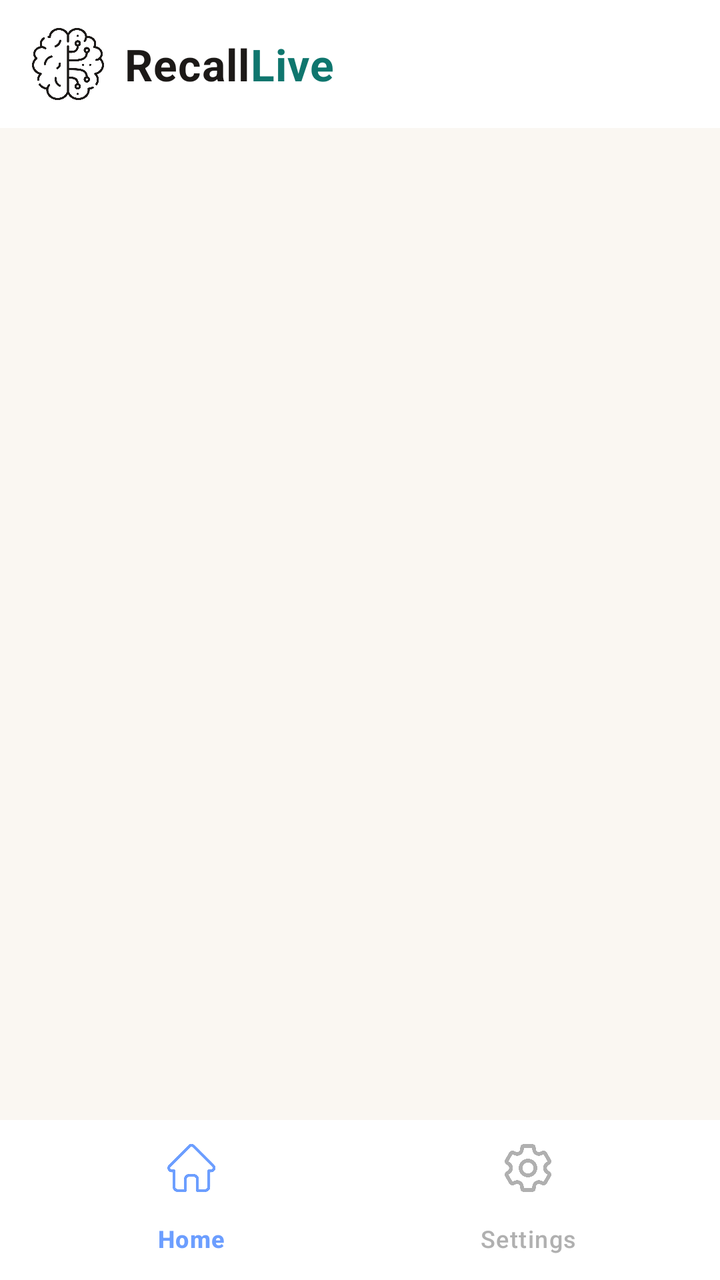
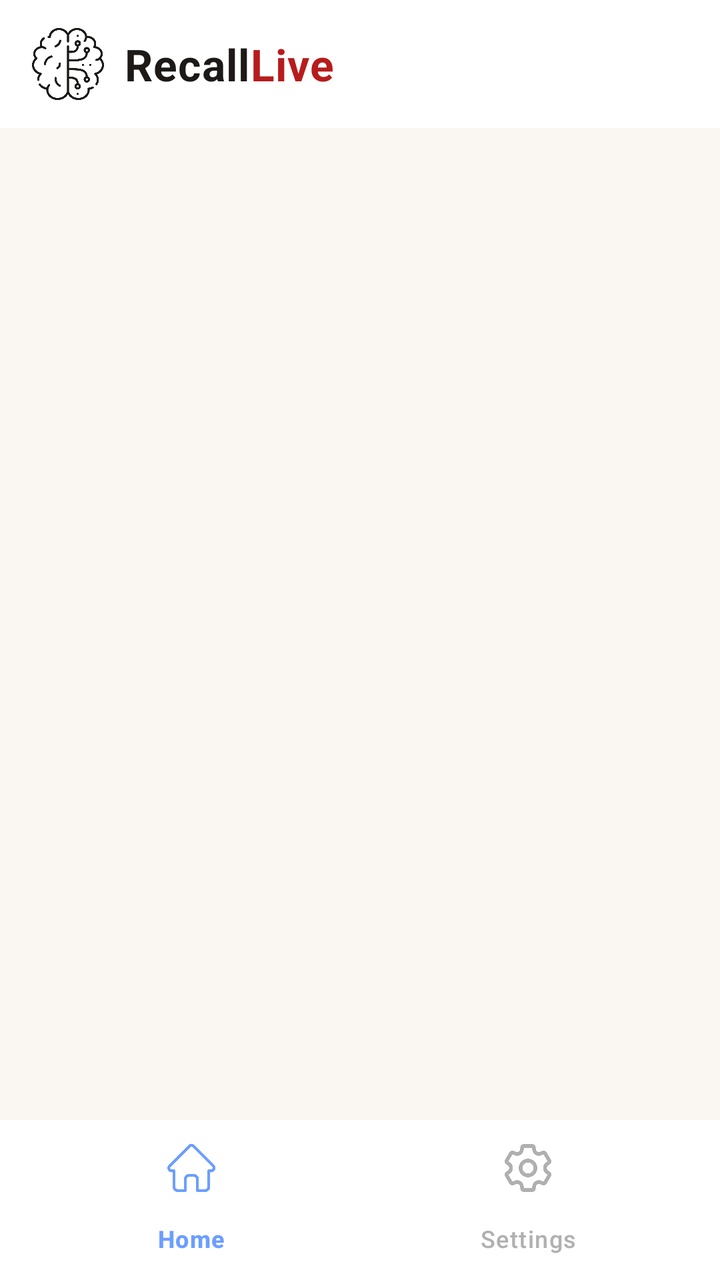

An Android layout rendered at two revisions. The XML below is the earlier revision; the diff shows what the commit changed to produce the second picture.
<!-- AndroidManifest.xml: application theme Theme.RecallLive -->
<!-- res/layout/activity_guardianmain.xml -->
<?xml version="1.0" encoding="utf-8"?>
<androidx.constraintlayout.widget.ConstraintLayout xmlns:android="http://schemas.android.com/apk/res/android"
    xmlns:tools="http://schemas.android.com/tools"
    android:layout_width="match_parent"
    xmlns:app="http://schemas.android.com/apk/res-auto"
    android:layout_height="match_parent"
    android:background="#FAF7F2">

    
    <androidx.appcompat.widget.Toolbar
        android:id="@+id/toolbar"
        android:layout_width="match_parent"
        android:layout_height="?attr/actionBarSize"
        android:background="#FFFFFF"
        android:elevation="8dp"
        app:layout_constraintEnd_toEndOf="parent"
        app:layout_constraintStart_toStartOf="parent"
        app:layout_constraintTop_toTopOf="parent"
        app:menu="@menu/top_menu">

        
        <androidx.constraintlayout.widget.ConstraintLayout
            android:layout_width="match_parent"
            android:layout_height="match_parent">

            
            <ImageView
                android:id="@+id/iv_logo"
                android:layout_width="36dp"
                android:layout_height="36dp"
                android:src="@drawable/brain"
                app:layout_constraintBottom_toBottomOf="parent"
                app:layout_constraintStart_toStartOf="parent"
                app:layout_constraintTop_toTopOf="parent"
                app:tint="#1C1917" />

            <TextView
                android:id="@+id/tv_app_name"
                android:layout_width="wrap_content"
                android:layout_height="wrap_content"
                android:layout_marginStart="10dp"
                android:text="Recall"
                android:textColor="#1C1917"
                android:textSize="22sp"
                android:textStyle="bold"
                android:letterSpacing="0.02"
                app:layout_constraintBottom_toBottomOf="parent"
                app:layout_constraintStart_toEndOf="@id/iv_logo"
                app:layout_constraintTop_toTopOf="parent" />

            <TextView
                android:id="@+id/tv_app_name_live"
                android:layout_width="wrap_content"
                android:layout_height="wrap_content"
                android:text="Live"
                android:textColor="#0F766E"
                android:textSize="22sp"
                android:textStyle="bold"
                android:letterSpacing="0.02"
                app:layout_constraintBottom_toBottomOf="parent"
                app:layout_constraintStart_toEndOf="@id/tv_app_name"
                app:layout_constraintTop_toTopOf="parent" />

        </androidx.constraintlayout.widget.ConstraintLayout>

    </androidx.appcompat.widget.Toolbar>

    <com.google.android.material.bottomnavigation.BottomNavigationView
        android:id="@+id/bottom_navigation"
        android:layout_width="match_parent"
        android:layout_height="wrap_content"
        android:background="#FFFFFF"
        android:elevation="8dp"
        app:itemIconTint="@color/bottom_nav_color"
        app:itemTextColor="@color/bottom_nav_color"
        app:labelVisibilityMode="labeled"
        app:layout_constraintBottom_toBottomOf="parent"
        app:layout_constraintEnd_toEndOf="parent"
        app:layout_constraintStart_toStartOf="parent"
        app:menu="@menu/bottom_menuguardian" />

    <FrameLayout
        android:id="@+id/container"
        android:layout_width="match_parent"
        android:layout_height="0dp"
        app:layout_constraintTop_toBottomOf="@id/toolbar"
        app:layout_constraintBottom_toTopOf="@id/bottom_navigation"
        app:layout_constraintStart_toStartOf="parent"
        app:layout_constraintEnd_toEndOf="parent">

    </FrameLayout>
</androidx.constraintlayout.widget.ConstraintLayout>
<!-- resources referenced by this layout -->
<resources>
  <!-- drawable brain: png bitmap (drawable, 26682 bytes) -->
  <style name="Theme.RecallLive" parent="Base.Theme.RecallLive" />
  <style name="Base.Theme.RecallLive" parent="Theme.Material3.DayNight.NoActionBar">
          
          
      </style>
</resources>

<!-- the commit's change to res/layout/activity_guardianmain.xml (unified diff, before → after) -->
@@ -53,7 +53,7 @@
                 android:layout_width="wrap_content"
                 android:layout_height="wrap_content"
                 android:text="Live"
-                android:textColor="#0F766E"
+                android:textColor="#B71C1C"
                 android:textSize="22sp"
                 android:textStyle="bold"
                 android:letterSpacing="0.02"
